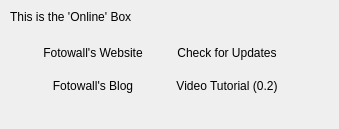
Before: the Qt Designer form App/HelpAppliance.ui in enricoros/fotowall, drawn with Qt 5.
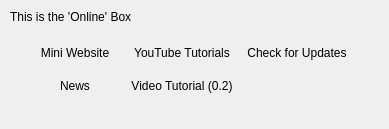
After: the same form once the commit is applied. Custom widgets are drawn as their Qt base class.

Diff of the .ui file:
```diff
--- a/App/HelpAppliance.ui
+++ b/App/HelpAppliance.ui
@@ -6,7 +6,7 @@
    <rect>
     <x>0</x>
     <y>0</y>
-    <width>339</width>
+    <width>389</width>
     <height>129</height>
    </rect>
   </property>
@@ -15,7 +15,7 @@
     <rect>
      <x>20</x>
      <y>30</y>
-     <width>280</width>
+     <width>340</width>
      <height>80</height>
     </rect>
    </property>
@@ -117,22 +117,6 @@
     <property name="spacing">
      <number>0</number>
     </property>
-    <item row="0" column="0">
-     <widget class="QToolButton" name="webButton">
-      <property name="sizePolicy">
-       <sizepolicy hsizetype="Preferred" vsizetype="Fixed">
-        <horstretch>0</horstretch>
-        <verstretch>0</verstretch>
-       </sizepolicy>
-      </property>
-      <property name="text">
-       <string>Fotowall's Website</string>
-      </property>
-      <property name="autoRaise">
-       <bool>true</bool>
-      </property>
-     </widget>
-    </item>
     <item row="1" column="1">
      <widget class="QToolButton" name="tutorialButton">
       <property name="sizePolicy">
@@ -149,8 +133,8 @@
       </property>
      </widget>
     </item>
-    <item row="0" column="1">
-     <widget class="QToolButton" name="updateButton">
+    <item row="0" column="0">
+     <widget class="QToolButton" name="webButton">
       <property name="sizePolicy">
        <sizepolicy hsizetype="Preferred" vsizetype="Fixed">
         <horstretch>0</horstretch>
@@ -158,7 +142,7 @@
        </sizepolicy>
       </property>
       <property name="text">
-       <string>Check for Updates</string>
+       <string>Mini Website</string>
       </property>
       <property name="autoRaise">
        <bool>true</bool>
@@ -174,7 +158,39 @@
        </sizepolicy>
       </property>
       <property name="text">
-       <string>Fotowall's Blog</string>
+       <string>News</string>
+      </property>
+      <property name="autoRaise">
+       <bool>true</bool>
+      </property>
+     </widget>
+    </item>
+    <item row="0" column="2">
+     <widget class="QToolButton" name="updateButton">
+      <property name="sizePolicy">
+       <sizepolicy hsizetype="Preferred" vsizetype="Fixed">
+        <horstretch>0</horstretch>
+        <verstretch>0</verstretch>
+       </sizepolicy>
+      </property>
+      <property name="text">
+       <string>Check for Updates</string>
+      </property>
+      <property name="autoRaise">
+       <bool>true</bool>
+      </property>
+     </widget>
+    </item>
+    <item row="0" column="1">
+     <widget class="QToolButton" name="youtubeButton">
+      <property name="sizePolicy">
+       <sizepolicy hsizetype="Preferred" vsizetype="Fixed">
+        <horstretch>0</horstretch>
+        <verstretch>0</verstretch>
+       </sizepolicy>
+      </property>
+      <property name="text">
+       <string>YouTube Tutorials</string>
       </property>
       <property name="autoRaise">
        <bool>true</bool>
```
Left out of the diff: 1 changed line with no effect on the pictures.
